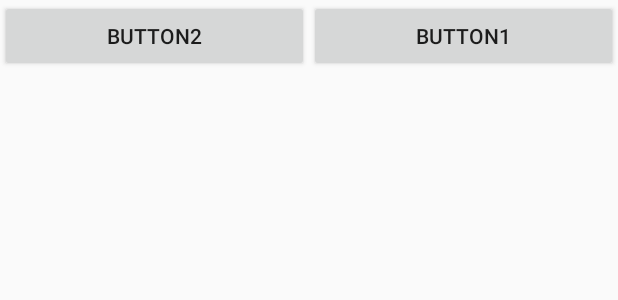
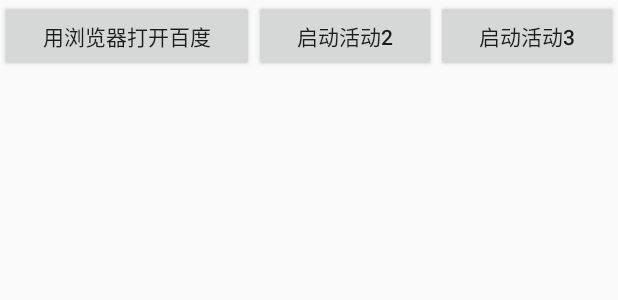
Before and after one commit to lwygit/android, an Android app: the layout first_layout.xml on its own in the app's theme, with its tools: preview values and no code run, on a phone screen of 412 x 824 dp. Shown: the top 300 px of the screen. Run offline under Robolectric (Android 15) with nearby library versions, the phone set to English and light mode, and no system bars.

Commit message:
生命周期

```diff
--- a/app/src/main/java/com/rmtzx/activitytest/ThirdActivity.java
+++ b/app/src/main/java/com/rmtzx/activitytest/ThirdActivity.java
@@ -29,7 +29,7 @@ public class ThirdActivity extends AppCompatActivity {
             public void onClick(View view) {
                 Intent intent = new Intent();
                 intent.putExtra("data_return", "Hello");
-                setResult(RESULT_OK, intent);
+                setResult(1, intent);
                 finish();
 
             }
--- a/app/src/main/res/layout/first_layout.xml
+++ b/app/src/main/res/layout/first_layout.xml
@@ -4,16 +4,23 @@
     android:layout_height="match_parent">
 
     <Button
+        android:id="@+id/button1"
+        android:layout_width="wrap_content"
+        android:layout_height="wrap_content"
+        android:layout_weight="1"
+        android:text="@string/button1" />
+
+    <Button
         android:id="@+id/button2"
         android:layout_width="wrap_content"
         android:layout_height="wrap_content"
         android:layout_weight="1"
-        android:text="Button2" />
+        android:text="@string/button2" />
 
     <Button
-        android:id="@+id/button1"
+        android:id="@+id/button3"
         android:layout_width="wrap_content"
         android:layout_height="wrap_content"
         android:layout_weight="1"
-        android:text="Button1" />
+        android:text="@string/button3" />
 </LinearLayout>
--- a/app/src/main/res/values/strings.xml
+++ b/app/src/main/res/values/strings.xml
@@ -1,3 +1,6 @@
 <resources>
     <string name="app_name">ActivityTest</string>
+    <string name="button1">用浏览器打开百度</string>
+    <string name="button2">启动活动2</string>
+    <string name="button3">启动活动3</string>
 </resources>
--- a/build.gradle
+++ b/build.gradle
@@ -7,7 +7,7 @@ buildscript {
 
     }
     dependencies {
-        classpath 'com.android.tools.build:gradle:3.4.1'
+        classpath 'com.android.tools.build:gradle:3.5.1'
 
         // NOTE: Do not place your application dependencies here; they belong
         // in the individual module build.gradle files
```
Also changed, not shown: app/src/main/java/com/rmtzx/activitytest/FirstActivity.java (+19 -11 lines), app/src/main/java/com/rmtzx/activitytest/SecondActivity.java (+34 -0 lines), gradle/wrapper/gradle-wrapper.properties.
